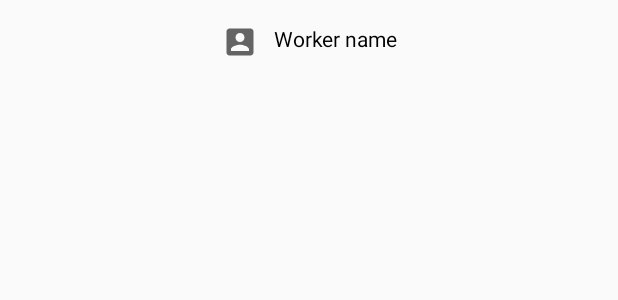
After one commit to KolyaFedorenko/Distribution, an Android app: the layout users_list.xml on its own in the app's theme, with its tools: preview values and no code run, on a phone screen of 412 x 824 dp. The commit adds this screen. Shown: the top 300 px of the screen. Run offline under Robolectric (Android 15) with nearby library versions, the phone set to English and light mode, and no system bars.

Commit message:
Added authorization, role checking and showing tasks only for the current user

```diff
--- a/app/src/main/java/com/example/distribution/AuthorizationFragment.java
+++ b/app/src/main/java/com/example/distribution/AuthorizationFragment.java
@@ -22,7 +22,7 @@ import com.google.firebase.database.ValueEventListener;
 public class AuthorizationFragment extends Fragment {
 
     interface OnFragmentSignIn{
-        void onSignIn(String role);
+        void onSignIn(String role, String name);
     }
 
     private OnFragmentSignIn fragmentSignIn;
@@ -79,7 +79,7 @@ public class AuthorizationFragment extends Fragment {
                     }
                     if (login.equals(receivedLogin) && password.equals(receivedPassword)){
                         showToast("You have been signed in!");
-                        fragmentSignIn.onSignIn(receivedRole);
+                        fragmentSignIn.onSignIn(receivedRole, receivedLogin);
                     }
                 }
                 else {
--- a/app/src/main/java/com/example/distribution/TaskListFragment.java
+++ b/app/src/main/java/com/example/distribution/TaskListFragment.java
@@ -44,6 +44,7 @@ public class TaskListFragment extends Fragment {
 
     private static final String PREFS_FILE = "Account";
     private static final String PREF_ROLE = "Worker";
+    private static final String PREF_WORKER_NAME = "";
     String userRole;
 
     public TaskListFragment() {
@@ -124,7 +125,7 @@ public class TaskListFragment extends Fragment {
             }
         };
         if (userRole.equals("Worker")){
-            databaseReference.orderByChild("taskWorker").equalTo("Worker 1").addValueEventListener(valueEventListener);
+            databaseReference.orderByChild("taskWorker").equalTo(getActivity().getSharedPreferences(PREFS_FILE, Context.MODE_PRIVATE).getString(PREF_WORKER_NAME, "")).addValueEventListener(valueEventListener);
         }
         else{
             databaseReference.addValueEventListener(valueEventListener);
--- /dev/null
+++ b/app/src/main/res/layout/users_list.xml
@@ -0,0 +1,22 @@
+<?xml version="1.0" encoding="utf-8"?>
+<androidx.constraintlayout.widget.ConstraintLayout
+    xmlns:android="http://schemas.android.com/apk/res/android"
+    xmlns:app="http://schemas.android.com/apk/res-auto"
+    xmlns:tools="http://schemas.android.com/tools"
+    android:layout_width="match_parent"
+    android:layout_height="55dp">
+
+    <TextView
+        android:id="@+id/workerName"
+        android:layout_width="wrap_content"
+        android:layout_height="wrap_content"
+        android:drawableStart="@drawable/ic_baseline_account"
+        android:drawablePadding="10dp"
+        android:text="Worker name"
+        android:textColor="@color/black"
+        android:textAlignment="center"
+        app:layout_constraintBottom_toBottomOf="parent"
+        app:layout_constraintEnd_toEndOf="parent"
+        app:layout_constraintStart_toStartOf="parent"
+        app:layout_constraintTop_toTopOf="parent" />
+</androidx.constraintlayout.widget.ConstraintLayout>
```
Also changed, not shown: app/src/main/java/com/example/distribution/AddTaskFragment.java (+49 -10 lines), app/src/main/java/com/example/distribution/ManagerActivity.java (+5 -2 lines), app/src/main/java/com/example/distribution/UserAdapter.java (added, +35 -0 lines), app/src/main/res/layout/fragment_add_task.xml (+5 -3 lines).
